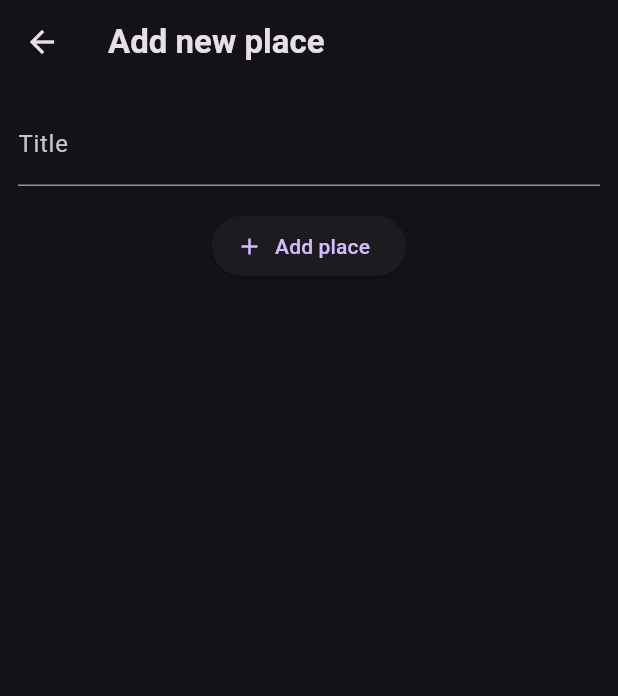
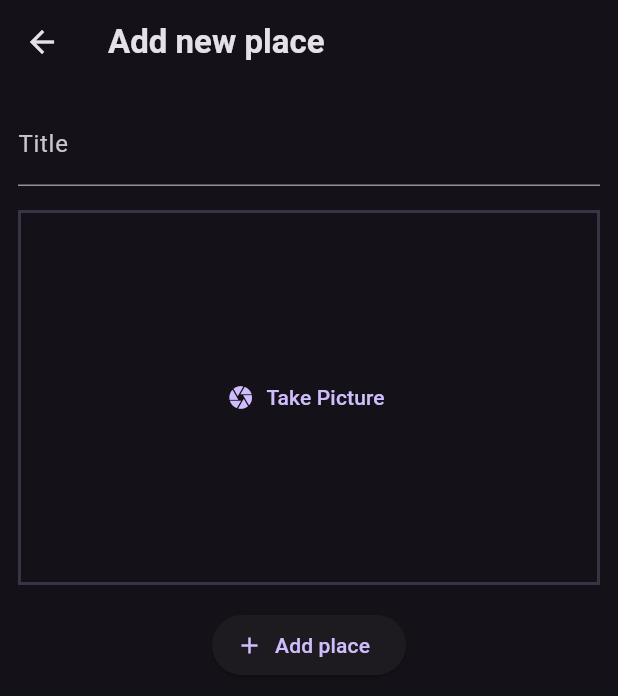
Before and after one commit to denickman/FavoritePlaces-app, a Flutter app: the AddPlaceScreen screen opened directly, on a phone screen of 412 x 824 dp. Shown: the top 696 px of the screen. Run offline on Flutter 3.47's test engine with Material 3 defaults, Android fonts, the phone set to English and light mode, and no system bars; our stand-ins replace flutter_riverpod, google_fonts.

Commit message:
Add ImageInput

```diff
--- a/lib/screens/add_place.dart
+++ b/lib/screens/add_place.dart
@@ -1,6 +1,7 @@
 import 'package:favoriteplaces/providers/user_places.dart';
 import 'package:flutter/material.dart';
 import 'package:flutter_riverpod/flutter_riverpod.dart';
+import 'package:favoriteplaces/widgets/image_input.dart';
 
 class AddPlaceScreen extends ConsumerStatefulWidget {
   const AddPlaceScreen({super.key});
@@ -47,6 +48,10 @@ class _AddPlaceScreenState extends ConsumerState<AddPlaceScreen> {
             ),
 
             const SizedBox(height: 16),
+            // image input
+            ImageInput(),
+
+            const SizedBox(height: 16),
             ElevatedButton.icon(
               onPressed: _savePlace,
               icon: const Icon(Icons.add),
--- /dev/null
+++ b/lib/widgets/image_input.dart
@@ -0,0 +1,38 @@
+import 'package:flutter/material.dart';
+
+class ImageInput extends StatefulWidget {
+  const ImageInput({super.key});
+
+  @override
+  State<ImageInput> createState() {
+    return _ImageInputState();
+  }
+}
+
+class _ImageInputState extends State<ImageInput> {
+
+  void _takePicture() {
+
+  }
+
+
+  @override
+  Widget build(BuildContext context) {
+    return Container(
+      decoration: BoxDecoration(
+        border: Border.all(
+          width: 2,
+          color: Theme.of(context).colorScheme.primary.withAlpha((50))
+          ),
+      ),
+      height: 250,
+      width: double.infinity,
+      alignment: Alignment.center,
+      child: TextButton.icon(
+        icon: const Icon(Icons.camera),
+        label: const Text('Take Picture'),
+        onPressed: _takePicture,
+      ),
+    );
+  }
+}
```
